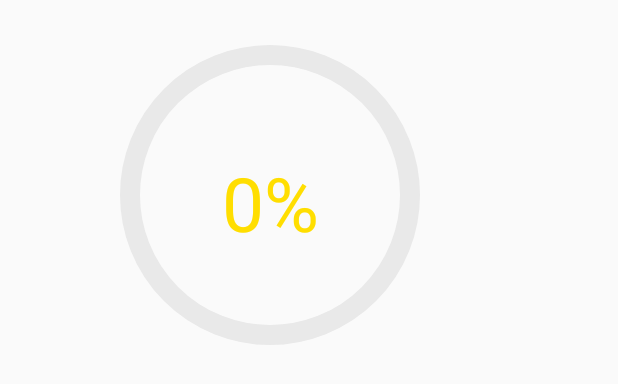
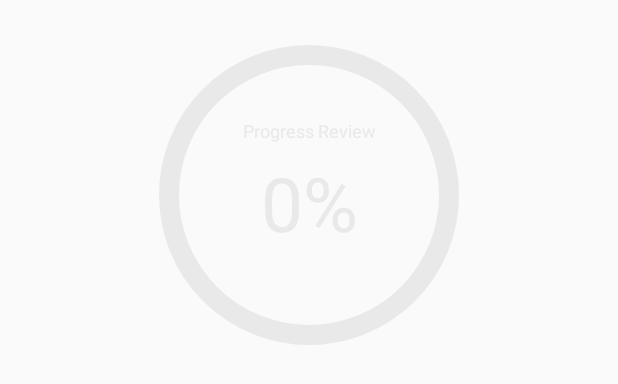
Before and after one commit to uncleu/MemoryCard, an Android app: the layout cards_group_list_item.xml on its own in the app's theme, with its tools: preview values and no code run, on a phone screen of 412 x 824 dp. Shown: the top 384 px of the screen. Run offline under Robolectric (Android 15) with nearby library versions, the phone set to English and light mode, and no system bars.

Commit message:
add circle

```diff
--- a/app/src/main/java/utilities/ProgressCircle.java
+++ b/app/src/main/java/utilities/ProgressCircle.java
@@ -14,14 +14,14 @@ public class ProgressCircle extends View {
     private int progressMax = 100;
     private int progressNum = 0;
     private final int circleLineWidth = 20;
-    private final int textWidth = 2;
+    private final int textWidth = 1;
 
     private final RectF RectFCir;
     private final Paint PaintCir;
 
     final Context cont;
 
-    private String textInCircle;
+    private String textInCircle = "Progress Review";
 
     public ProgressCircle(Context context, AttributeSet attrs) {
         super(context, attrs);
@@ -75,9 +75,13 @@ public class ProgressCircle extends View {
         RectFCir.bottom = height - circleLineWidth / 2; //lower right corner y
         //draw circle
         canvas.drawArc(RectFCir, -90, 360, false, PaintCir);
-        PaintCir.setColor(Color.rgb(0xff, 0xde, 0x0));//color circle
+        if(progressNum == 0){
+            PaintCir.setColor(Color.rgb(0xe9, 0xe9, 0xe9));
+        }else{
+            PaintCir.setColor(Color.rgb(0xff, 0xde, 0x0));//color circle
+        }
         canvas.drawArc(RectFCir, -90, ((float) progressNum / progressMax) * 360, false, PaintCir);
-        //text progress
+        //text
         PaintCir.setStrokeWidth(textWidth);
         String text = progressNum + "%";
         int textHeight = height / 4;
@@ -90,8 +94,12 @@ public class ProgressCircle extends View {
             PaintCir.setStrokeWidth(textWidth);
             text = textInCircle;
             textHeight = height / 8;
-            PaintCir.setTextSize(textHeight);
-            PaintCir.setColor(Color.rgb(0x99, 0x99, 0x99));
+            PaintCir.setTextSize(textHeight / 2);
+            if(progressNum == 0){
+                PaintCir.setColor(Color.rgb(0xe9, 0xe9, 0xe9));
+            }else{
+                PaintCir.setColor(Color.rgb(0x99, 0x99, 0x99));
+            }
             textWidth = (int) PaintCir.measureText(text, 0, text.length());
             PaintCir.setStyle(Paint.Style.FILL);
             canvas.drawText(text, width / 2 - textWidth / 2, height / 4 + textHeight / 2, PaintCir);
--- a/app/src/main/res/layout/cards_group_list_item.xml
+++ b/app/src/main/res/layout/cards_group_list_item.xml
@@ -10,17 +10,13 @@
         android:layout_height="30dp" />
 
     <LinearLayout
-    android:layout_width="wrap_content"
-    android:layout_height="wrap_content" android:orientation="horizontal">
-
-        <Space
-            android:layout_width="80dp"
-            android:layout_height="match_parent" />
+    android:layout_width="200dp"
+    android:layout_height="200dp" android:orientation="horizontal" android:layout_gravity="center_horizontal">
 
         <utilities.ProgressCircle
             android:id="@+id/circleProgressbar"
-            android:layout_width="wrap_content"
-            android:layout_height="200dp" />
+            android:layout_width="match_parent"
+            android:layout_height="match_parent" />
     </LinearLayout>
 
     <Space
```
